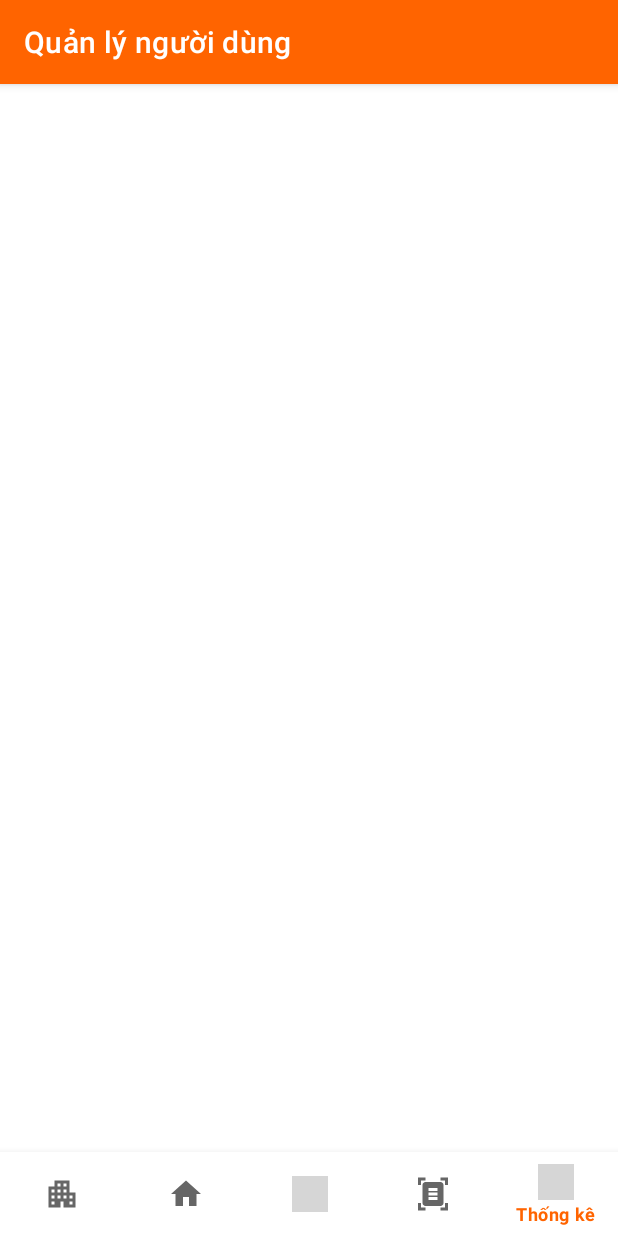
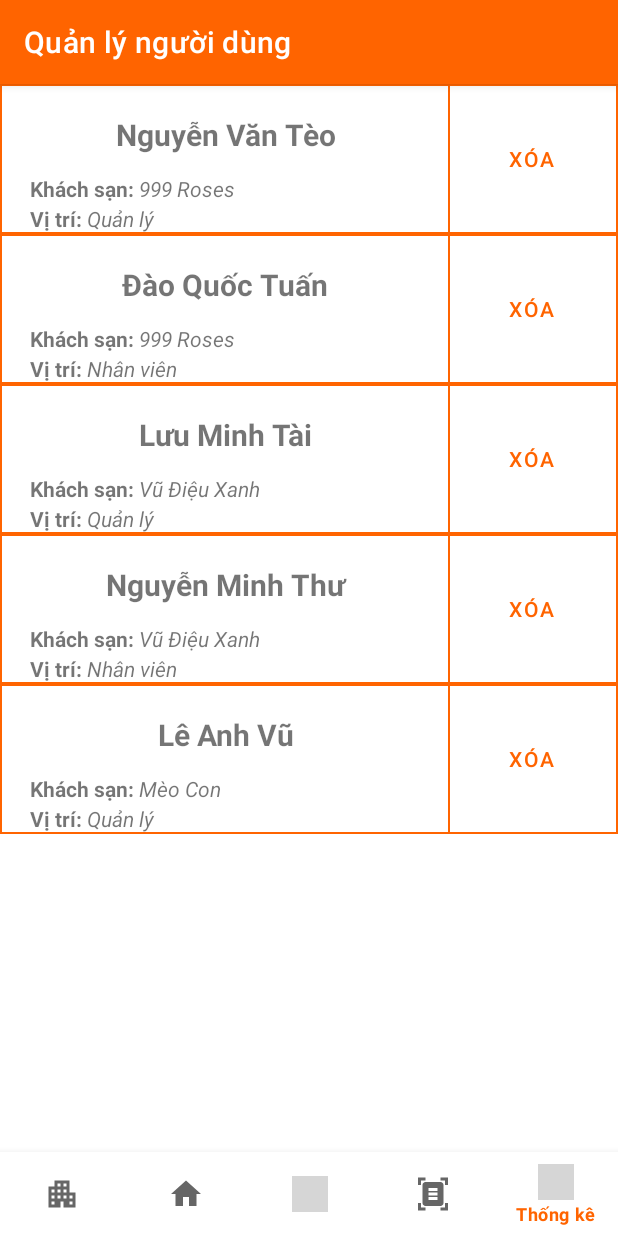
Before and after one commit to truongthang2211/havefun_manage_mobile_java, an Android app: the UserHostFragment screen opened through its navigation route, on a phone screen of 412 x 824 dp. Run offline under Robolectric (Android 15) with nearby library versions, the phone set to English and light mode, and no system bars; our stand-ins replace navigation-ui; libraries missing offline, so code that uses them is left out: me.relex.circleindicator; grey boxes are pictures that could not be loaded.

Commit message:
danh sách tài khoản

```diff
--- a/app/src/main/java/com/example/havefun2_mobile_java/fragments/MyHotelFragment.java
+++ b/app/src/main/java/com/example/havefun2_mobile_java/fragments/MyHotelFragment.java
@@ -25,7 +25,6 @@ public class MyHotelFragment extends Fragment {
     @Override
     public void onCreate(@Nullable Bundle savedInstanceState) {
         super.onCreate(savedInstanceState);
-
     }
 
     public View onCreateView(@NonNull LayoutInflater inflater,
--- a/app/src/main/java/com/example/havefun2_mobile_java/fragments/UserHostFragment.java
+++ b/app/src/main/java/com/example/havefun2_mobile_java/fragments/UserHostFragment.java
@@ -1,64 +1,80 @@
 package com.example.havefun2_mobile_java.fragments;
 
+import android.content.Context;
+import android.content.res.ColorStateList;
 import android.os.Bundle;
+
+import androidx.annotation.NonNull;
+import androidx.annotation.Nullable;
+import androidx.core.content.ContextCompat;
 import androidx.fragment.app.Fragment;
 import android.view.LayoutInflater;
 import android.view.View;
 import android.view.ViewGroup;
+import android.widget.LinearLayout;
+import android.widget.TextView;
+
 import com.example.havefun2_mobile_java.R;
+import com.example.havefun2_mobile_java.models.Account;
+import com.google.android.material.button.MaterialButton;
 
-/**
- * A simple {@link Fragment} subclass.
- * Use the {@link UserHostFragment#newInstance} factory method to
- * create an instance of this fragment.
- *
- */
+import java.time.LocalDate;
+import java.util.ArrayList;
+
 public class UserHostFragment extends Fragment {
-
-    // TODO: Rename parameter arguments, choose names that match
-    // the fragment initialization parameters, e.g. ARG_ITEM_NUMBER
-    private static final String ARG_PARAM1 = "param1";
-    private static final String ARG_PARAM2 = "param2";
-
-    // TODO: Rename and change types of parameters
-    private String mParam1;
-    private String mParam2;
-
-    /**
-     * Use this factory method to create a new instance of
-     * this fragment using the provided parameters.
-     *
-     * @param param1 Parameter 1.
-     * @param param2 Parameter 2.
-     * @return A new instance of fragment UserHost.
-     */
-    // TODO: Rename and change types and number of parameters
-    public static UserHostFragment newInstance(String param1, String param2) {
-        UserHostFragment fragment = new UserHostFragment();
-        Bundle args = new Bundle();
-        args.putString(ARG_PARAM1, param1);
-        args.putString(ARG_PARAM2, param2);
-        fragment.setArguments(args);
-        return fragment;
-    }
-
+    private Context context;
+    private  LinearLayout AccountLayout;
     public UserHostFragment() {
         // Required empty public constructor
     }
-
     @Override
     public void onCreate(Bundle savedInstanceState) {
         super.onCreate(savedInstanceState);
-        if (getArguments() != null) {
-            mParam1 = getArguments().getString(ARG_PARAM1);
-            mParam2 = getArguments().getString(ARG_PARAM2);
-        }
+
     }
 
     @Override
     public View onCreateView(LayoutInflater inflater, ViewGroup container,
                              Bundle savedInstanceState) {
+        this.context = container.getContext();
         // Inflate the layout for this fragment
         return inflater.inflate(R.layout.fragment_user_host, container, false);
+
+    }
+
+    @Override
+    public void onViewCreated(@NonNull View view, @Nullable Bundle savedInstanceState) {
+        super.onViewCreated(view, savedInstanceState);
+        AccountLayout = view.findViewById(R.id.list_account);
+        LoadAccountItem();
+    }
+    private void LoadAccountItem() {
+
+
+        ArrayList<Account> Accountlist = new ArrayList<Account>();
+        Accountlist.add(new Account("ID01", "Nguyễn Văn Tèo", "999 Roses", true));
+        Accountlist.add(new Account("ID02", "Đào Quốc Tuấn", "999 Roses", false));
+        Accountlist.add(new Account("ID03", "Lưu Minh Tài", "Vũ Điệu Xanh", true));
+        Accountlist.add(new Account("ID04", "Nguyễn Minh Thư", "Vũ Điệu Xanh", false));
+        Accountlist.add(new Account("ID05", "Lê Anh Vũ", "Mèo Con", true));
+        LayoutInflater inflater = LayoutInflater.from(this.context);
+        for (Account i : Accountlist) {
+            View account_layout = inflater.inflate(R.layout.item_account, AccountLayout, false);
+            SetItem(account_layout, i);
+            AccountLayout.addView(account_layout);
+        }
+    }
+
+    private void SetItem(View view, Account a) {
+        TextView accID = view.findViewById(R.id.tv_name);
+        TextView hotelName = view.findViewById(R.id.tv_hotel);
+        TextView isMng = view.findViewById(R.id.tv_pos);
+        accID.setText(a.getFullName());
+        hotelName.setText(a.getHotelName());
+        if(a.isManager()){
+            isMng.setText("Quản lý");
+        }else{
+            isMng.setText("Nhân viên");
+        }
     }
 }
--- a/app/src/main/res/layout/fragment_user_host.xml
+++ b/app/src/main/res/layout/fragment_user_host.xml
@@ -1,17 +1,24 @@
 <?xml version="1.0" encoding="utf-8"?>
-<FrameLayout xmlns:android="http://schemas.android.com/apk/res/android"
+<androidx.constraintlayout.widget.ConstraintLayout xmlns:android="http://schemas.android.com/apk/res/android"
+    xmlns:app="http://schemas.android.com/apk/res-auto"
     xmlns:tools="http://schemas.android.com/tools"
     android:layout_width="match_parent"
     android:layout_height="match_parent"
     tools:context=".fragments.UserHostFragment">
 
     <!-- TODO: Update blank fragment layout -->
+    <ScrollView
+        android:layout_width="0dp"
+        android:layout_height="wrap_content"
+        app:layout_constraintEnd_toEndOf="parent"
+        app:layout_constraintStart_toStartOf="parent"
+        app:layout_constraintTop_toTopOf="parent">
 
-    <ListView
-        android:id="@+id/lv_account"
-        android:layout_width="match_parent"
-        android:layout_height="match_parent"
-        android:layout_marginTop="30dp">
-    </ListView>
+        <LinearLayout
+            android:id="@+id/list_account"
+            android:layout_width="match_parent"
+            android:layout_height="wrap_content"
+            android:orientation="vertical" />
+    </ScrollView>
 
-</FrameLayout>
+</androidx.constraintlayout.widget.ConstraintLayout>
--- a/app/src/main/res/layout/item_account.xml
+++ b/app/src/main/res/layout/item_account.xml
@@ -31,19 +31,52 @@
             app:layout_constraintEnd_toEndOf="parent"
             app:layout_constraintStart_toStartOf="parent"
             app:layout_constraintTop_toTopOf="parent" />
+            <LinearLayout
+                android:layout_width="300dp"
+                android:layout_height="20dp"
+                android:orientation="horizontal">
+                <TextView
+                    android:layout_width="wrap_content"
+                    android:layout_height="20dp"
+                    android:layout_marginLeft="20dp"
+                    android:text="Khách sạn: "
+                    android:textStyle="bold">
+                </TextView>
                 <TextView
                     android:id="@+id/tv_hotel"
-            android:layout_width="300dp"
-            android:layout_height="40dp"
+                    android:layout_width="200dp"
+                    android:layout_height="20dp"
                     android:textStyle="italic"
-            android:textAlignment="center"
-            android:hint="Khách sạn: 999 Rose Gusta"
-            android:paddingTop="10dp"
+                    android:hint="999 Rose Gusta"
                     app:layout_constraintBottom_toBottomOf="@+id/tv_name"
                     app:layout_constraintEnd_toEndOf="parent"
                     app:layout_constraintStart_toStartOf="parent"
                     app:layout_constraintTop_toTopOf="parent">
                 </TextView>
+            </LinearLayout>
+            <LinearLayout
+                android:layout_width="300dp"
+                android:layout_height="20dp">
+                <TextView
+                    android:layout_width="wrap_content"
+                    android:layout_height="20dp"
+                    android:layout_marginLeft="20dp"
+                    android:text="Vị trí: "
+                    android:textStyle="bold">
+                </TextView>
+                <TextView
+                    android:id="@+id/tv_pos"
+                    android:layout_width="200dp"
+                    android:layout_height="20dp"
+                    android:textStyle="italic"
+                    android:hint="Quản lý"
+                    app:layout_constraintBottom_toBottomOf="@+id/tv_name"
+                    app:layout_constraintEnd_toEndOf="parent"
+                    app:layout_constraintStart_toStartOf="parent"
+                    app:layout_constraintTop_toTopOf="parent">
+                </TextView>
+            </LinearLayout>
+
         </LinearLayout>
 
         <Button
```
Lines whose indentation alone changed are shown as unchanged.
